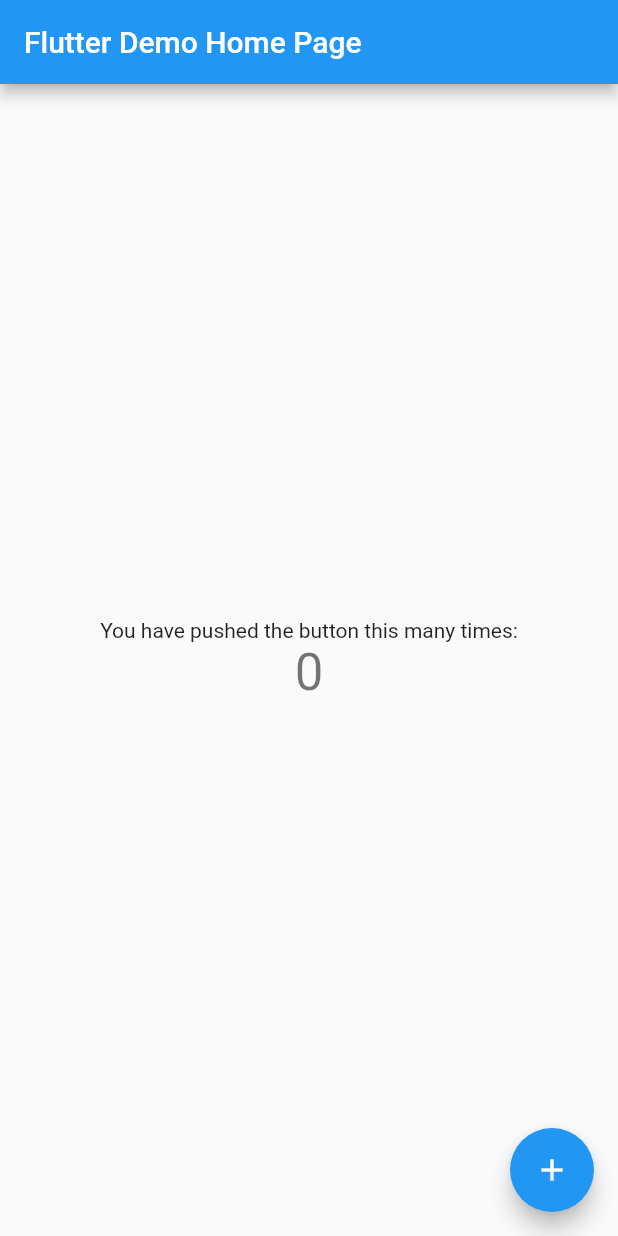
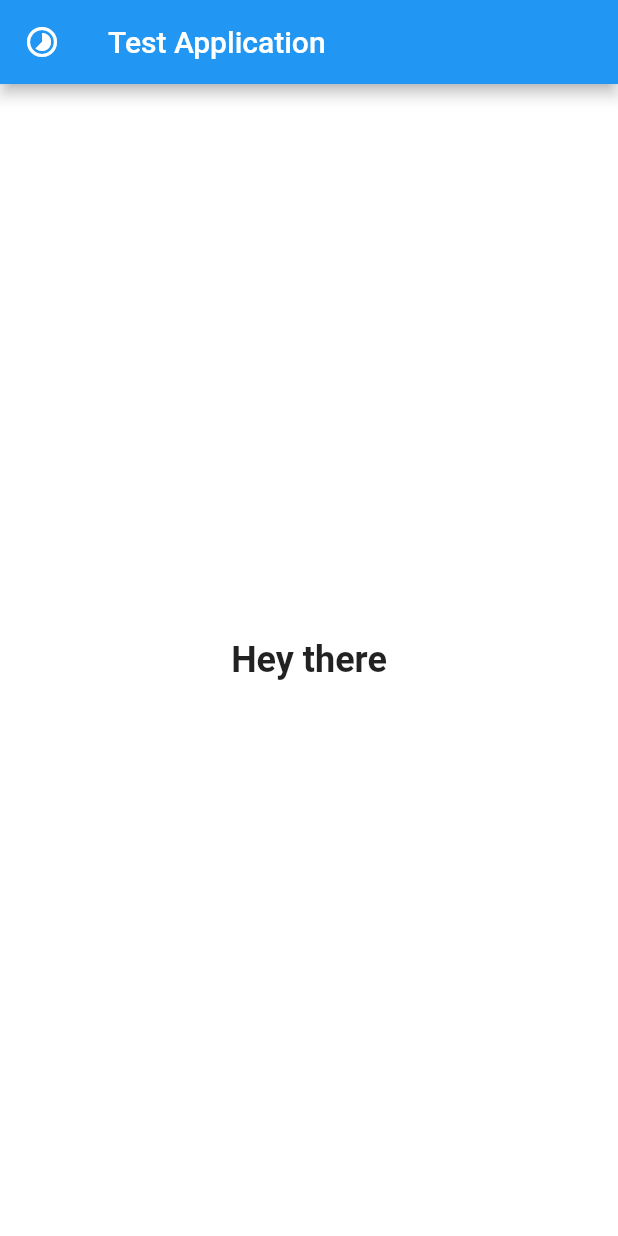
Before and after one commit to Javelink/testApplication, a Flutter app: the screen it shows after launch, on a phone screen of 412 x 824 dp. Run offline on Flutter 3.47's test engine with Material 2 defaults, Android fonts, the phone set to English and light mode, and no system bars.

Commit message:
add home screen, done test task

```diff
--- a/lib/main.dart
+++ b/lib/main.dart
@@ -1,111 +1,23 @@
 import 'package:flutter/material.dart';
+import 'package:test_app/screens/home.dart';
 
-void main() => runApp(MyApp());
+void main() => runApp(App());
 
-class MyApp extends StatelessWidget {
+class App extends StatelessWidget {
   // This widget is the root of your application.
   @override
   Widget build(BuildContext context) {
     return MaterialApp(
       title: 'Flutter Demo',
+      debugShowCheckedModeBanner: false,
       theme: ThemeData(
-        // This is the theme of your application.
-        //
-        // Try running your application with "flutter run". You'll see the
-        // application has a blue toolbar. Then, without quitting the app, try
-        // changing the primarySwatch below to Colors.green and then invoke
-        // "hot reload" (press "r" in the console where you ran "flutter run",
-        // or simply save your changes to "hot reload" in a Flutter IDE).
-        // Notice that the counter didn't reset back to zero; the application
-        // is not restarted.
         primarySwatch: Colors.blue,
       ),
-      home: MyHomePage(title: 'Flutter Demo Home Page'),
+      home: Scaffold(
+        body: Center(
+          child: HomePage()
+        ),
+      ),
     );
   }
 }
-
-class MyHomePage extends StatefulWidget {
-  MyHomePage({Key key, this.title}) : super(key: key);
-
-  // This widget is the home page of your application. It is stateful, meaning
-  // that it has a State object (defined below) that contains fields that affect
-  // how it looks.
-
-  // This class is the configuration for the state. It holds the values (in this
-  // case the title) provided by the parent (in this case the App widget) and
-  // used by the build method of the State. Fields in a Widget subclass are
-  // always marked "final".
-
-  final String title;
-
-  @override
-  _MyHomePageState createState() => _MyHomePageState();
-}
-
-class _MyHomePageState extends State<MyHomePage> {
-  int _counter = 0;
-
-  void _incrementCounter() {
-    setState(() {
-      // This call to setState tells the Flutter framework that something has
-      // changed in this State, which causes it to rerun the build method below
-      // so that the display can reflect the updated values. If we changed
-      // _counter without calling setState(), then the build method would not be
-      // called again, and so nothing would appear to happen.
-      _counter++;
-    });
-  }
-
-  @override
-  Widget build(BuildContext context) {
-    // This method is rerun every time setState is called, for instance as done
-    // by the _incrementCounter method above.
-    //
-    // The Flutter framework has been optimized to make rerunning build methods
-    // fast, so that you can just rebuild anything that needs updating rather
-    // than having to individually change instances of widgets.
-    return Scaffold(
-      appBar: AppBar(
-        // Here we take the value from the MyHomePage object that was created by
-        // the App.build method, and use it to set our appbar title.
-        title: Text(widget.title),
-      ),
-      body: Center(
-        // Center is a layout widget. It takes a single child and positions it
-        // in the middle of the parent.
-        child: Column(
-          // Column is also a layout widget. It takes a list of children and
-          // arranges them vertically. By default, it sizes itself to fit its
-          // children horizontally, and tries to be as tall as its parent.
-          //
-          // Invoke "debug painting" (press "p" in the console, choose the
-          // "Toggle Debug Paint" action from the Flutter Inspector in Android
-          // Studio, or the "Toggle Debug Paint" command in Visual Studio Code)
-          // to see the wireframe for each widget.
-          //
-          // Column has various properties to control how it sizes itself and
-          // how it positions its children. Here we use mainAxisAlignment to
-          // center the children vertically; the main axis here is the vertical
-          // axis because Columns are vertical (the cross axis would be
-          // horizontal).
-          mainAxisAlignment: MainAxisAlignment.center,
-          children: <Widget>[
-            Text(
-              'You have pushed the button this many times:',
-            ),
-            Text(
-              '$_counter',
-              style: Theme.of(context).textTheme.display1,
-            ),
-          ],
-        ),
-      ),
-      floatingActionButton: FloatingActionButton(
-        onPressed: _incrementCounter,
-        tooltip: 'Increment',
-        child: Icon(Icons.add),
-      ), // This trailing comma makes auto-formatting nicer for build methods.
-    );
-  }
-}
--- /dev/null
+++ b/lib/screens/home.dart
@@ -0,0 +1,51 @@
+import 'dart:math';
+import 'package:flutter/material.dart';
+
+class HomePage extends StatefulWidget {
+  HomePageState createState() => HomePageState();
+}
+
+class HomePageState extends State<HomePage> {
+  final Random _random = new Random();
+  Color _color = Colors.white;
+
+  _changeBackgroundColor() {
+    setState(() {
+      _color = new Color.fromRGBO(_random.nextInt(255), _random.nextInt(255),
+          _random.nextInt(255), 1.0);
+    });
+  }
+
+  @override
+  Widget build(BuildContext context) {
+    return Container(
+      child: Scaffold(
+        backgroundColor: _color,
+        appBar: AppBar(
+          title: Text("Test Application"),
+          leading: Icon(Icons.timelapse),
+        ),
+        body: _body(),
+      ),
+    );
+  }
+
+  Widget _body() {
+    return Container(
+      color: _color,
+      child: GestureDetector(
+        behavior: HitTestBehavior.translucent,
+        onTap: () => _changeBackgroundColor(),
+        child: Container(
+          child: Center(
+            child: Text(
+              "Hey there",
+              textAlign: TextAlign.center,
+              style: TextStyle(fontSize: 24, fontWeight: FontWeight.bold),
+            ),
+          ),
+        ),
+      ),
+    );
+  }
+}
```
Also changed, not shown: 2 other files.
